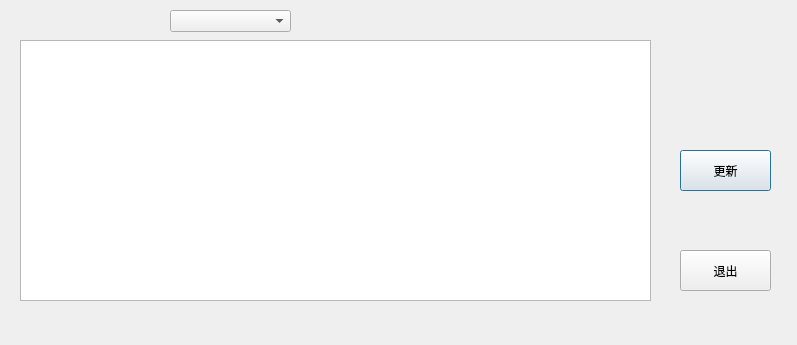
The window that update_record.ui (WULINYOU/qt_Remote_warehouse_management_system) describes before a commit, drawn with Qt 5.
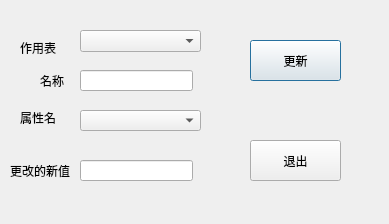
The same window after the commit.

Diff of the .ui file:
```diff
--- a/update_record.ui
+++ b/update_record.ui
@@ -6,28 +6,18 @@
    <rect>
     <x>0</x>
     <y>0</y>
-    <width>797</width>
-    <height>345</height>
+    <width>389</width>
+    <height>224</height>
    </rect>
   </property>
   <property name="windowTitle">
    <string>Dialog</string>
   </property>
-  <widget class="QTableWidget" name="tableWidget">
-   <property name="geometry">
-    <rect>
-     <x>20</x>
-     <y>40</y>
-     <width>631</width>
-     <height>261</height>
-    </rect>
-   </property>
-  </widget>
   <widget class="QComboBox" name="comboBox">
    <property name="geometry">
     <rect>
-     <x>170</x>
-     <y>10</y>
+     <x>80</x>
+     <y>30</y>
      <width>121</width>
      <height>22</height>
     </rect>
@@ -36,8 +26,8 @@
   <widget class="QPushButton" name="update_button">
    <property name="geometry">
     <rect>
-     <x>680</x>
-     <y>150</y>
+     <x>250</x>
+     <y>40</y>
      <width>91</width>
      <height>41</height>
     </rect>
@@ -49,8 +39,8 @@
   <widget class="QPushButton" name="exit_button">
    <property name="geometry">
     <rect>
-     <x>680</x>
-     <y>250</y>
+     <x>250</x>
+     <y>140</y>
      <width>91</width>
      <height>41</height>
     </rect>
@@ -59,6 +49,88 @@
     <string>退出</string>
    </property>
   </widget>
+  <widget class="QLabel" name="label_2">
+   <property name="geometry">
+    <rect>
+     <x>40</x>
+     <y>70</y>
+     <width>31</width>
+     <height>21</height>
+    </rect>
+   </property>
+   <property name="text">
+    <string>名称</string>
+   </property>
+  </widget>
+  <widget class="QLineEdit" name="name">
+   <property name="geometry">
+    <rect>
+     <x>80</x>
+     <y>70</y>
+     <width>113</width>
+     <height>21</height>
+    </rect>
+   </property>
+  </widget>
+  <widget class="QComboBox" name="table_element">
+   <property name="geometry">
+    <rect>
+     <x>80</x>
+     <y>110</y>
+     <width>121</width>
+     <height>21</height>
+    </rect>
+   </property>
+  </widget>
+  <widget class="QLineEdit" name="newword">
+   <property name="geometry">
+    <rect>
+     <x>80</x>
+     <y>160</y>
+     <width>113</width>
+     <height>21</height>
+    </rect>
+   </property>
+  </widget>
+  <widget class="QLabel" name="label_3">
+   <property name="geometry">
+    <rect>
+     <x>20</x>
+     <y>110</y>
+     <width>53</width>
+     <height>15</height>
+    </rect>
+   </property>
+   <property name="text">
+    <string>属性名</string>
+   </property>
+  </widget>
+  <widget class="QLabel" name="label_4">
+   <property name="geometry">
+    <rect>
+     <x>10</x>
+     <y>160</y>
+     <width>71</width>
+     <height>21</height>
+    </rect>
+   </property>
+   <property name="text">
+    <string>更改的新值</string>
+   </property>
+  </widget>
+  <widget class="QLabel" name="label_5">
+   <property name="geometry">
+    <rect>
+     <x>20</x>
+     <y>40</y>
+     <width>53</width>
+     <height>15</height>
+    </rect>
+   </property>
+   <property name="text">
+    <string>作用表</string>
+   </property>
+  </widget>
  </widget>
  <resources/>
  <connections/>
```
